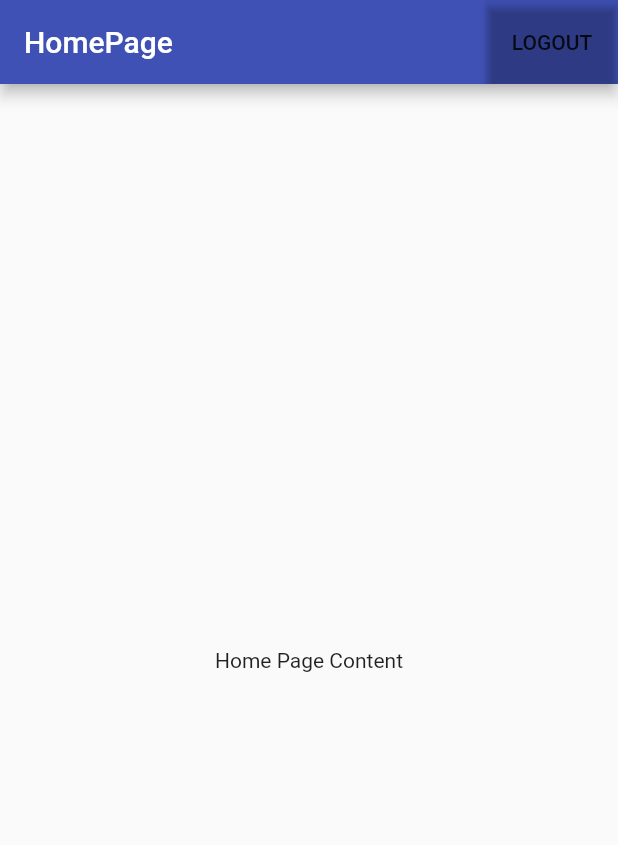
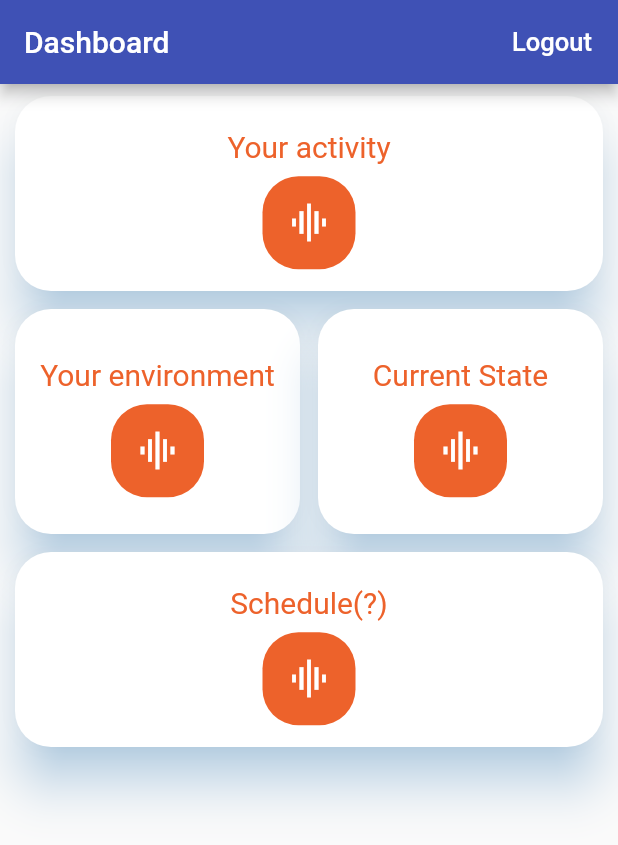
Before and after one commit to shaanzie/headsup, a Flutter app: the screen it shows after launch, after a tap on "LOGIN", on a phone screen of 412 x 824 dp. Shown: the top 845 px of the screen. Run offline on Flutter 3.47's test engine with Material 2 defaults, Android fonts, the phone set to English and light mode, and no system bars.

Commit message:
Ported sample dashboard

```diff
--- /dev/null
+++ b/headsup/lib/dashboard_worker.dart
@@ -0,0 +1,124 @@
+import 'package:flutter/material.dart';
+import 'package:flutter_staggered_grid_view/flutter_staggered_grid_view.dart';
+//import 'dart:async';
+
+class Dashboard extends StatefulWidget {
+  /*Dashboard({Key key, this.auth, this.userId, this.logoutCallback})
+      : super(key: key);
+
+  final BaseAuth auth;
+  final VoidCallback logoutCallback;
+  final String userId;
+  */
+  @override
+  _DashboardState createState() => _DashboardState();
+}
+
+class _DashboardState extends State<Dashboard> {
+  //final FirebaseDatabase _database = FirebaseDatabase.instance;
+  //final GlobalKey<FormState> formKey = GlobalKey<FormState>();
+
+  /*
+  @override
+  void initState() {
+    super.initState();
+
+    //_checkEmailVerification();
+  }
+  */
+
+  Material myItems(IconData icon, String heading, int color) {
+    return Material(
+      color: Colors.white,
+      elevation: 14.0,
+      shadowColor: Color(0x802196F3),
+      borderRadius: BorderRadius.circular(24.0),
+      child: Center(
+        child: Padding(
+          padding: const EdgeInsets.all(8.0),
+          child: Row(
+            mainAxisAlignment: MainAxisAlignment.center,
+            children: <Widget>[
+              Column(
+                mainAxisAlignment: MainAxisAlignment.center,
+                children: <Widget>[
+                  //text
+                  Center(
+                    child: Padding(
+                      padding: const EdgeInsets.all(8.0),
+                      child: Text(
+                        heading,
+                        style: TextStyle(
+                          color: new Color(color),
+                          fontSize: 20.0,
+                        ),
+                      ),
+                    ),
+                  ),
+
+                  //Icons
+                  Material(
+                    color: new Color(color),
+                    borderRadius: BorderRadius.circular(24.0),
+                    child: Padding(
+                      padding: const EdgeInsets.all(16.0),
+                      child: Icon(
+                        icon,
+                        color: Colors.white,
+                        size: 30.0,
+                      ),
+                    ),
+                  ),
+                ],
+              )
+            ],
+          ),
+        ),
+      ),
+    );
+  }
+
+  /*
+  signOut() async {
+    try {
+      await widget.auth.signOut();
+      widget.logoutCallback();
+    } catch (e) {
+      print(e);
+    }
+  }
+*/
+  @override
+  Widget build(BuildContext context) {
+    return Scaffold(
+        appBar: AppBar(
+          title: Text('Dashboard', style: TextStyle(color: Colors.white)),
+          actions: <Widget>[
+            new FlatButton(
+                //onPressed: signOut,
+                child: new Text(
+              'Logout',
+              style: new TextStyle(fontSize: 17.0, color: Colors.white),
+            ))
+          ],
+        ),
+        body: StaggeredGridView.count(
+          crossAxisCount: 2, //number of columns
+          crossAxisSpacing: 12.0, //spacing between columns)
+          mainAxisSpacing: 12.0, //Horizontal spacing
+          padding: EdgeInsets.symmetric(horizontal: 10.0, vertical: 8.0),
+          children: <Widget>[
+            myItems(Icons.graphic_eq, "Your activity", 0xffed622b),
+            myItems(Icons.graphic_eq, "Your environment", 0xffed622b),
+            myItems(Icons.graphic_eq, "Current State", 0xffed622b),
+            myItems(Icons.graphic_eq, "Schedule(?)", 0xffed622b),
+          ],
+          staggeredTiles: [
+            StaggeredTile.extent(2, 130.0),
+            StaggeredTile.extent(1, 150.0),
+            StaggeredTile.extent(1, 150.0),
+            StaggeredTile.extent(2, 130.0),
+          ],
+        ));
+  }
+}
--- a/headsup/lib/login_signup.dart
+++ b/headsup/lib/login_signup.dart
@@ -1,5 +1,8 @@
 import 'package:flutter/material.dart';
 import 'package:headsup/homepage.dart';
+import 'package:headsup/dashboard_worker.dart';
+
+import 'dashboard_worker.dart';
 
 class LandingPage extends StatelessWidget {
   checkSignIn() {}
@@ -47,7 +50,10 @@ class SignInPage extends StatelessWidget {
                 Navigator.pushReplacement(
                     context,
                     MaterialPageRoute(
-                      builder: (context) => HomePage(),
+                      //if worker
+                      builder: (context) => Dashboard(),
+                      //else
+                      //builder: (context) => Dashboard2(),
                     ));
               },
             )
--- a/headsup/pubspec.yaml
+++ b/headsup/pubspec.yaml
@@ -24,6 +24,7 @@ dependencies:
   flutter:
     sdk: flutter
 
+  flutter_staggered_grid_view: "^0.2.5"
 
   # The following adds the Cupertino Icons font to your application.
   # Use with the CupertinoIcons class for iOS style icons.
```
Also changed, not shown: headsup/pubspec.lock.
